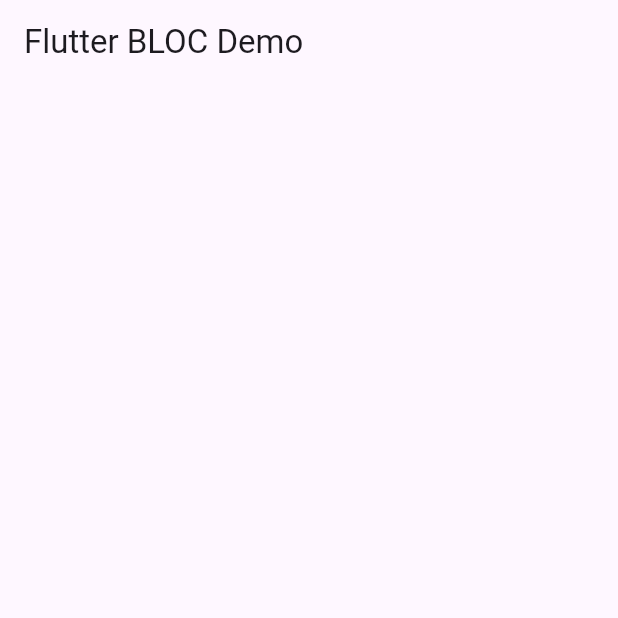
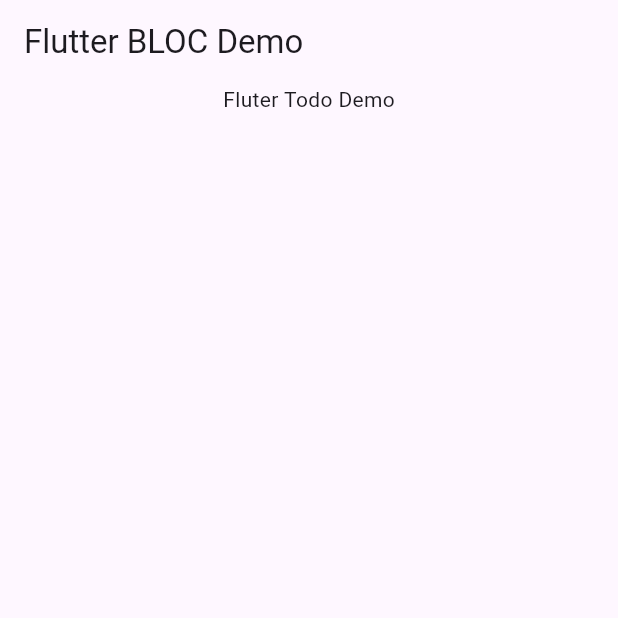
Before and after one commit to hhao99/flutter-todo, a Flutter app: the screen it shows after launch, on a phone screen of 412 x 824 dp, the top half of it. Run offline on Flutter 3.47's test engine with Material 3 defaults, Android fonts, the phone set to English and light mode, and no system bars; our stand-ins replace flutter_bloc.

Commit message:
todo v0.4

```diff
--- a/todo/lib/main.dart
+++ b/todo/lib/main.dart
@@ -1,4 +1,6 @@
 import 'package:flutter/material.dart';
+import 'package:flutter_bloc/flutter_bloc.dart';
+import 'package:todo/theme.dart';
 
 void main() {
   runApp(const MyApp());
@@ -21,16 +23,32 @@ class MyApp extends StatelessWidget {
   }
 }
 
-class MyHomePage extends StatelessWidget {
-  const MyHomePage({super.key, required this.title});
+class AppView extends StatelessWidget {
+  const AppView({super.key, required this.title});
 
   final String title;
 
   @override
   Widget build(BuildContext context) {
+    return MaterialApp(
+        theme: ThemeData(
+            colorScheme: TodoAppTheme.light.colorScheme, useMaterial3: true),
+        home: const MyHomePage(title: "Flutter homepage"));
+  }
+}
+
+class MyHomePage extends StatelessWidget {
+  const MyHomePage({super.key, required this.title});
+  final String title;
+  @override
+  Widget build(BuildContext context) {
     return Scaffold(
       appBar: AppBar(title: Text(this.title)),
-      body: Column(children: []),
+      body: Center(
+        child: Column(children: [
+          Text("Fluter Todo Demo"),
+        ]),
+      ),
     );
   }
 }
```
Also changed, not shown: todo/lib/theme.dart (added, +17 -0 lines).
